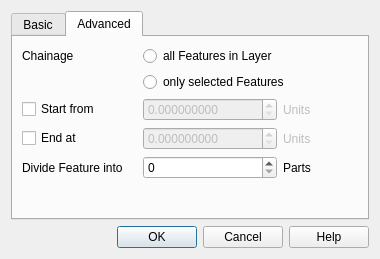
This is ui_qchainage.ui in mach0/qchainage as Qt 5 draws it before an edit. The edited form follows.
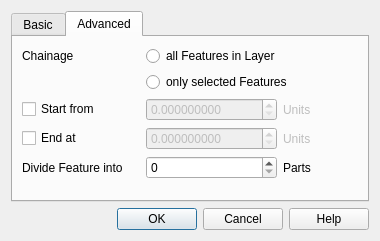
This is the edited form. The open tabs and pages were chosen to show the change.

```diff
--- a/ui_qchainage.ui
+++ b/ui_qchainage.ui
@@ -10,7 +10,7 @@
     <x>0</x>
     <y>0</y>
     <width>380</width>
-    <height>259</height>
+    <height>241</height>
    </rect>
   </property>
   <property name="minimumSize">
@@ -189,19 +189,6 @@
          </property>
         </widget>
        </item>
-       <item row="0" column="1">
-        <widget class="QRadioButton" name="selectAllRadioBtn">
-         <property name="enabled">
-          <bool>true</bool>
-         </property>
-         <property name="text">
-          <string>all Features in Layer</string>
-         </property>
-         <property name="checkable">
-          <bool>true</bool>
-         </property>
-        </widget>
-       </item>
        <item row="3" column="2">
         <widget class="QLabel" name="labelUnit_3">
          <property name="enabled">
@@ -293,6 +280,19 @@
          </property>
         </widget>
        </item>
+       <item row="0" column="1" colspan="2">
+        <widget class="QRadioButton" name="selectAllRadioBtn">
+         <property name="enabled">
+          <bool>true</bool>
+         </property>
+         <property name="text">
+          <string>all Features in Layer</string>
+         </property>
+         <property name="checkable">
+          <bool>true</bool>
+         </property>
+        </widget>
+       </item>
       </layout>
      </widget>
     </widget>
```
